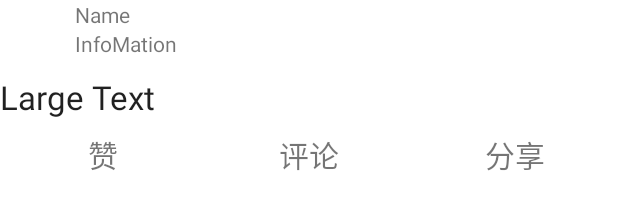
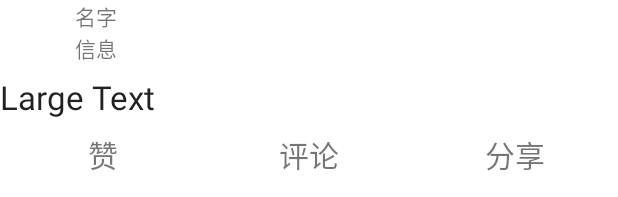
Before and after one commit to Bombxinyue/git, an Android app: the layout life_all.xml on its own in the app's theme, with its tools: preview values and no code run, on a phone screen of 412 x 824 dp. Shown: the top 197 px of the screen. Run offline under Robolectric (Android 15) with nearby library versions, the phone set to English and light mode, and no system bars.

Commit message:
彭欣月12.7上传

```diff
--- a/app/build.gradle
+++ b/app/build.gradle
@@ -18,6 +18,7 @@ android {
             proguardFiles getDefaultProguardFile('proguard-android.txt'), 'proguard-rules.pro'
         }
     }
+    sourceSets { main { java.srcDirs = ['src/main/java', 'src/main/java/2'] } }
 }
 
 dependencies {
--- a/app/src/main/java/com/example/myapplication6/MainActivity.java
+++ b/app/src/main/java/com/example/myapplication6/MainActivity.java
@@ -1,20 +1,22 @@
 package com.example.myapplication6;
 
+import android.app.Activity;
 import android.content.Intent;
-import android.support.v7.app.AppCompatActivity;
 import android.os.Bundle;
 import android.view.View;
+import android.view.Window;
 import android.widget.Button;
 import android.widget.EditText;
 import android.widget.Toast;
 
-public class MainActivity extends AppCompatActivity {
+public class MainActivity extends Activity {
 
 
 
         @Override
         protected void onCreate(Bundle savedInstanceState) {
             super.onCreate(savedInstanceState);
+            requestWindowFeature(Window.FEATURE_NO_TITLE);
             setContentView(R.layout.login_layout);
 
             Button button1=(Button) findViewById(R.id.login);
--- a/app/src/main/res/layout/life_all.xml
+++ b/app/src/main/res/layout/life_all.xml
@@ -22,12 +22,12 @@
             <TextView
                 android:layout_width="wrap_content"
                 android:layout_height="wrap_content"
-                android:text="Name"
+                android:text="@string/user_name"
                 android:id="@+id/title_name"/>
             <TextView
                 android:layout_width="wrap_content"
                 android:layout_height="wrap_content"
-                android:text="InfoMation"
+                android:text="@string/Info"
                 android:id="@+id/title_info"
                 />
         </LinearLayout>
@@ -36,7 +36,7 @@
     <TextView
         android:layout_width="match_parent"
         android:layout_height="wrap_content"
-        android:gravity="left"
+        android:gravity="start"
         android:textAppearance="?android:attr/textAppearanceLarge"
         android:text="Large Text"
         android:id="@+id/content_txt"/>
@@ -51,8 +51,8 @@
             android:layout_weight="1"
             android:layout_height="48dp"
             android:gravity="center"
-            android:text="赞"
-            android:textSize="20dp"
+            android:text="@string/zan"
+            android:textSize="20sp"
             android:id="@+id/id_bottom_like_TxtBtn"
             />
 
@@ -61,8 +61,8 @@
             android:layout_weight="1"
             android:layout_height="48dp"
             android:gravity="center"
-            android:text="评论"
-            android:textSize="20dp"
+            android:text="@string/remarks"
+            android:textSize="20sp"
             android:id="@+id/id_bottom_review_TxtBtn"
             />
 
@@ -71,8 +71,8 @@
             android:layout_weight="1"
             android:layout_height="48dp"
             android:gravity="center"
-            android:text="分享"
-            android:textSize="20dp"
+            android:text="@string/share"
+            android:textSize="20sp"
             android:id="@+id/id_bottom_share_TxtBtn"
             />
     </LinearLayout>
@@ -98,7 +98,7 @@
             android:layout_weight="1"
             android:visibility="gone"
             android:layout_height="wrap_content"
-            android:text="发送"
+            android:text="@string/send"
             />
     </LinearLayout>
 
--- a/app/src/main/res/layout/life_review.xml
+++ b/app/src/main/res/layout/life_review.xml
@@ -10,7 +10,7 @@
             android:id="@+id/list_review_name"
             android:layout_width="wrap_content"
             android:layout_height="wrap_content"
-            android:text="Name"
+            android:text="@string/user_name"
             android:textColor="@color/blue"
             android:textSize="15sp"
             />
@@ -25,7 +25,7 @@
             android:layout_width="wrap_content"
             android:layout_height="wrap_content"
             android:textColor="@color/black"
-            android:text="Content"
+            android:text="@string/Content"
             android:textSize="15sp"
             />
 
--- a/app/src/main/res/layout/login_layout.xml
+++ b/app/src/main/res/layout/login_layout.xml
@@ -29,7 +29,7 @@
         android:layout_alignBottom="@+id/login"
         android:layout_alignRight="@+id/editText2"
         android:layout_marginRight="21dp"
-        android:text="退出" />
+        android:text="@string/out" />
 
     <EditText
         android:id="@+id/editText2"
@@ -52,7 +52,7 @@
         android:layout_alignLeft="@+id/editText2"
         android:layout_below="@+id/editText2"
         android:layout_marginTop="22dp"
-        android:text="登陆" />
+        android:text="@string/login" />
 
 
 </RelativeLayout>
--- a/app/src/main/res/values/strings.xml
+++ b/app/src/main/res/values/strings.xml
@@ -1,3 +1,12 @@
 <resources>
     <string name="app_name">My Application6</string>
+    <string name="user_name">名字</string>
+    <string name="Info">信息</string>
+    <string name="zan">赞</string>
+    <string name="remarks">评论</string>
+    <string name="share">分享</string>
+    <string name="send">发送</string>
+    <string name="Content">内容</string>
+    <string name="out">退出</string>
+    <string name="login">登陆</string>
 </resources>
--- a/app/src/main/res/values/styles.xml
+++ b/app/src/main/res/values/styles.xml
@@ -6,6 +6,7 @@
         <item name="colorPrimary">@color/colorPrimary</item>
         <item name="colorPrimaryDark">@color/colorPrimaryDark</item>
         <item name="colorAccent">@color/colorAccent</item>
+
     </style>
 
 </resources>
```
Also changed, not shown: app/src/main/AndroidManifest.xml (+8 -0 lines), app/src/main/java/com/example/myapplication6/FActivity.java (+9 -1 lines).
